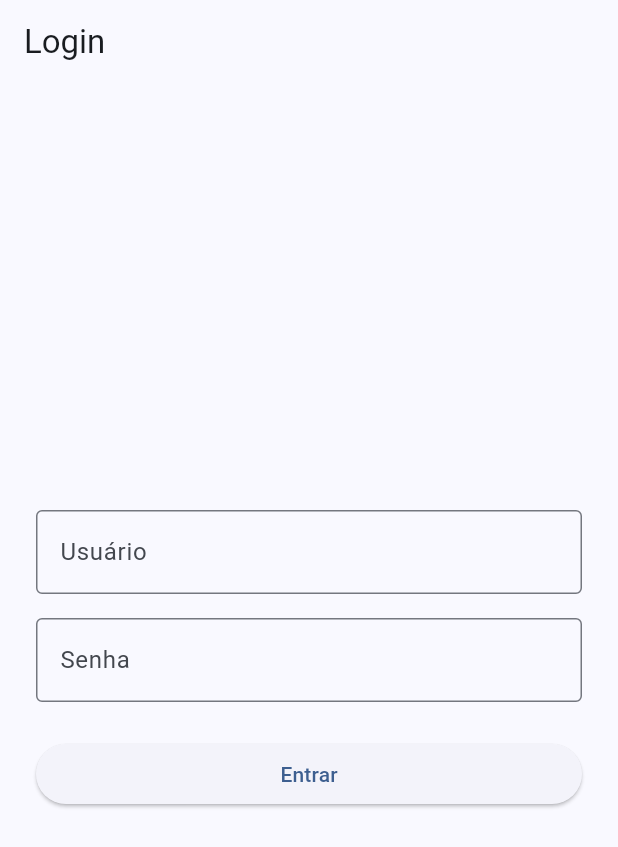
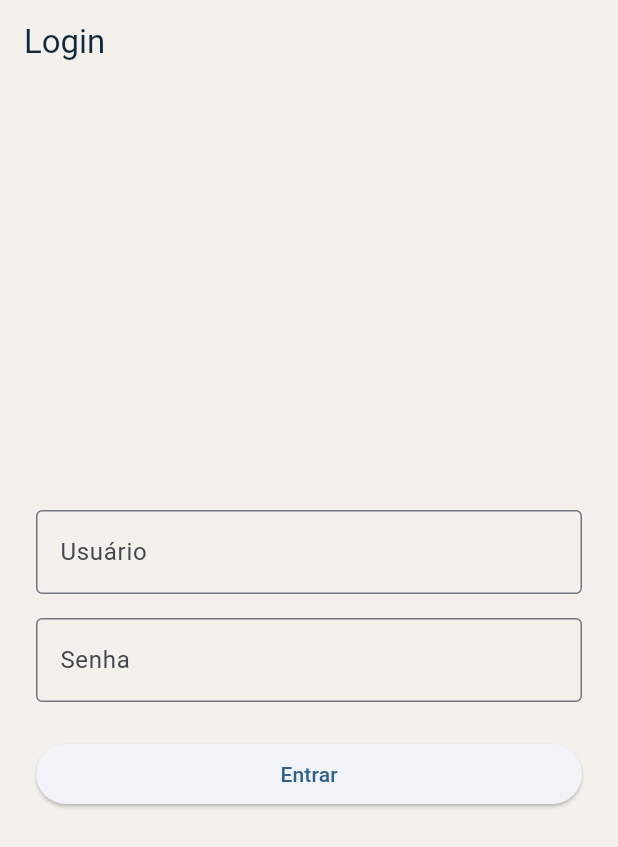
Before and after one commit to MuriloVantini/viagens_mobile, a Flutter app: the screen it shows after launch, on a phone screen of 412 x 824 dp. Shown: the top 847 px of the screen. Run offline on Flutter 3.47's test engine with Material 3 defaults, Android fonts, the phone set to English and light mode, and no system bars; our stand-ins replace flutter_secure_storage.

Commit message:
style: atualizar tema

```diff
--- a/lib/app/theme.dart
+++ b/lib/app/theme.dart
@@ -1,10 +1,28 @@
 import 'package:flutter/material.dart';
 
 ThemeData buildAppTheme() {
-  const seed = Color(0xFF1E3A5F);
+  const seed = Color(0xFF1B3C59);
+  const surface = Color(0xFFF4F1EC);
   return ThemeData(
-    colorScheme: ColorScheme.fromSeed(seedColor: seed),
+    outlinedButtonTheme: OutlinedButtonThemeData(
+      style: OutlinedButton.styleFrom(
+        shape: RoundedRectangleBorder(borderRadius: BorderRadius.circular(8)),
+        foregroundColor: seed,
+        side: const BorderSide(color: seed),
+      ),
+    ),
+    colorScheme: ColorScheme.fromSeed(seedColor: seed, surface: surface),
     useMaterial3: true,
+    scaffoldBackgroundColor: surface,
+    appBarTheme: const AppBarTheme(
+      backgroundColor: Colors.transparent,
+      elevation: 0,
+      foregroundColor: Color(0xFF102A3B),
+    ),
+    floatingActionButtonTheme: const FloatingActionButtonThemeData(
+      backgroundColor: Color(0xFF102A3B),
+      foregroundColor: Colors.white,
+    ),
     inputDecorationTheme: const InputDecorationTheme(
       border: OutlineInputBorder(),
     ),
```
